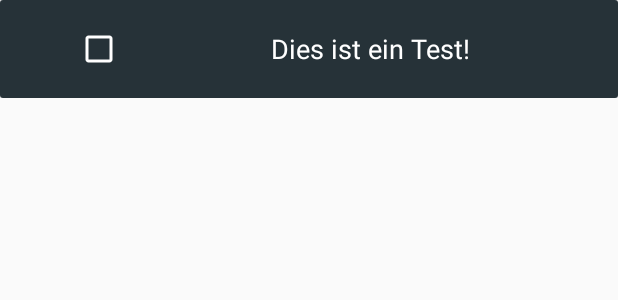
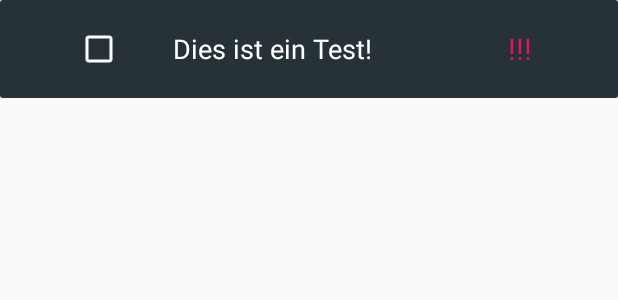
Before and after one commit to schaepersliam/OpenToDo, an Android app: the layout listitem.xml on its own in the app's theme, with its tools: preview values and no code run, on a phone screen of 412 x 824 dp. Shown: the top 300 px of the screen. Run offline under Robolectric (Android 15) with nearby library versions, the phone set to English and light mode, and no system bars.

Commit message:
New Feature: The priority sign is now also shown on the right of the ToDo text. Also fixed a bug that causes problems when updating a ToDo.

```diff
--- a/app/src/main/java/com/example/schae/opentodo/MainActivity.java
+++ b/app/src/main/java/com/example/schae/opentodo/MainActivity.java
@@ -31,6 +31,7 @@ public class MainActivity extends AppCompatActivity {
     Dialog AddDialog;
     private EntryAdapter adapter;
     public static ArrayList<ItemInfo> mList;
+    private static String LOG_TAG = MainActivity.class.getSimpleName();
 
 
     @Override
@@ -141,6 +142,7 @@ public class MainActivity extends AppCompatActivity {
         ContentValues values = new ContentValues();
         values.put(Contract.Entry.COLUMN_TODO, todo);
         values.put(Contract.Entry.COLUMN_NOTE, "");
+        Log.e(LOG_TAG,"todo text: " + todo);
         Uri newRowId = getContentResolver().insert(Contract.Entry.CONTENT_URI,values);
 
 
--- a/app/src/main/res/layout/listitem.xml
+++ b/app/src/main/res/layout/listitem.xml
@@ -30,10 +30,11 @@
             </LinearLayout>
 
             <LinearLayout
-                android:layout_width="match_parent"
+                android:layout_width="200dp"
                 android:layout_height="match_parent"
                 android:background="#263238"
                 android:gravity="center"
+                android:id="@+id/entry_text_view_linear_layout"
                 android:layout_toEndOf="@id/checkbox_linear_layout">
 
                 <TextView
@@ -46,6 +47,24 @@
 
             </LinearLayout>
 
+            <LinearLayout
+                android:layout_width="match_parent"
+                android:layout_height="match_parent"
+                android:background="#263238"
+                android:layout_toEndOf="@id/entry_text_view_linear_layout"
+                android:gravity="center">
+
+                <TextView
+                    android:layout_width="wrap_content"
+                    android:layout_height="wrap_content"
+                    tools:text="!!!"
+                    android:layout_gravity="center"
+                    android:id="@+id/priority_text_view"
+                    android:textColor="@color/colorAccent"
+                    android:textSize="20sp"/>
+
+            </LinearLayout>
+
         </RelativeLayout>
 
     </android.support.v7.widget.CardView>
```
Also changed, not shown: app/src/main/java/com/example/schae/opentodo/EntryAdapter.java (+30 -9 lines), app/src/main/res/layout/custom_alertdialog_edit_todo.xml (+8 -0 lines).
